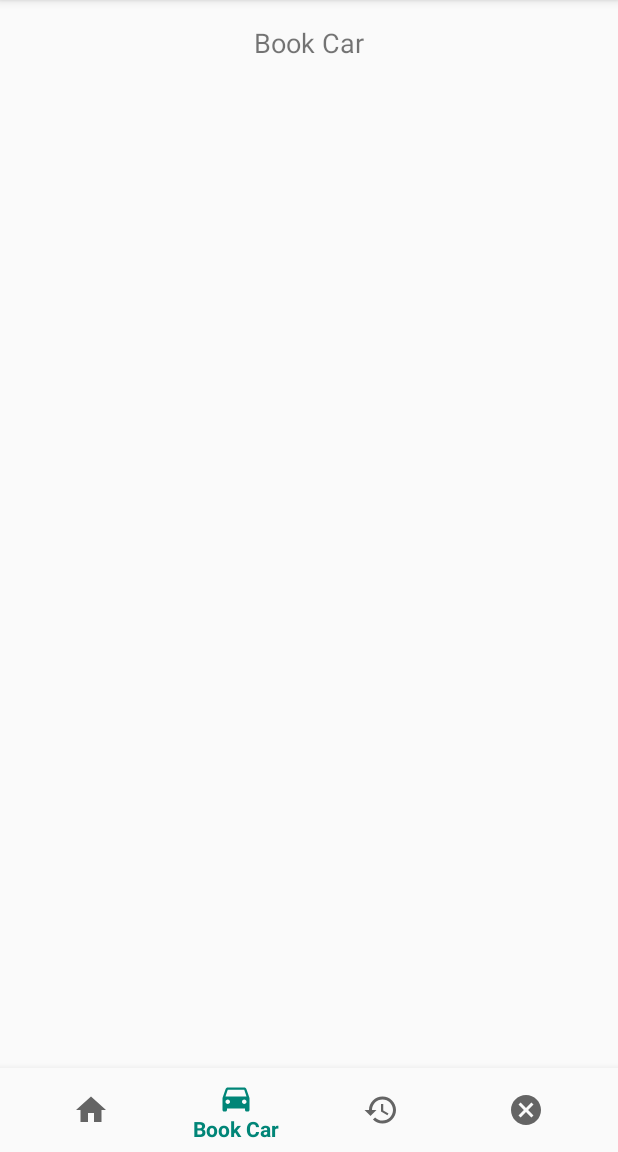
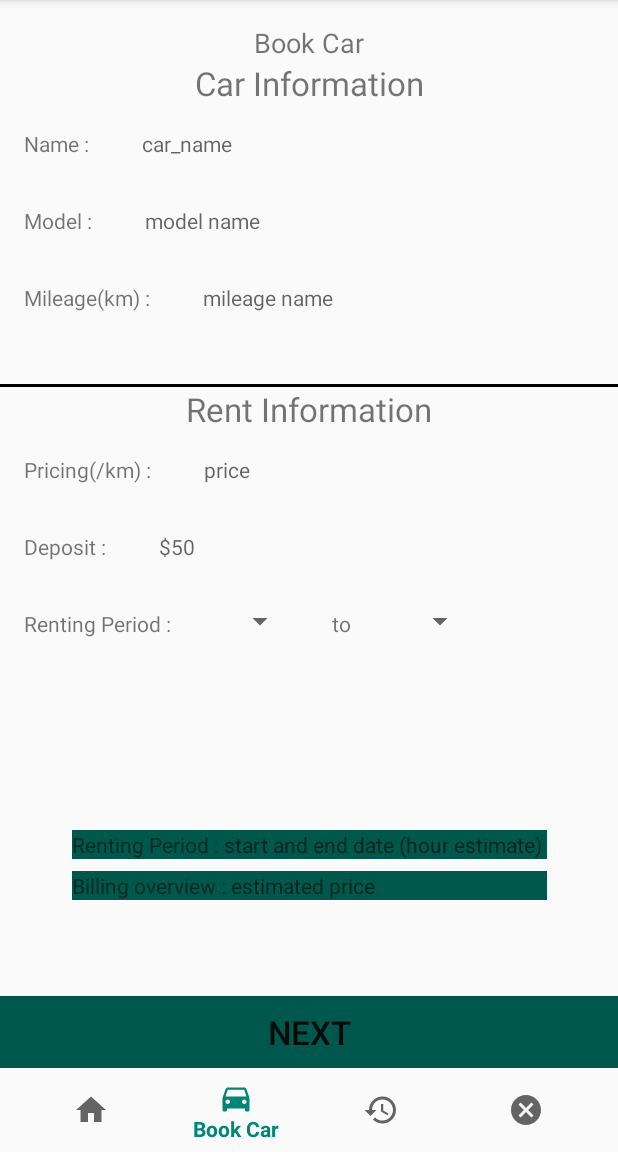
Before and after one commit to Tahyur/CarRental-Application, an Android app: the screen it shows after launch (MainActivity), item 2 of the bottom bar chosen, on a phone screen of 412 x 824 dp, the part 84-1236 px from its top. Run offline under Robolectric (Android 15) with nearby library versions, the phone set to English and light mode, and no system bars.

Commit message:
Book car fragment and payment fragment started

```diff
--- /dev/null
+++ b/app/src/main/java/com/example/tayor/karz/BookCarFragment.java
@@ -0,0 +1,123 @@
+package com.example.tayor.karz;
+
+import android.content.Context;
+import android.net.Uri;
+import android.os.Bundle;
+import android.support.v4.app.Fragment;
+import android.view.LayoutInflater;
+import android.view.View;
+import android.view.ViewGroup;
+import android.widget.Button;
+
+
+/**
+ * A simple {@link Fragment} subclass.
+ * Activities that contain this fragment must implement the
+ * {@link BookCarFragment.OnFragmentInteractionListener} interface
+ * to handle interaction events.
+ * Use the {@link BookCarFragment#newInstance} factory method to
+ * create an instance of this fragment.
+ */
+public class BookCarFragment extends Fragment {
+    private Button nextBtn;
+    // TODO: Rename parameter arguments, choose names that match
+    // the fragment initialization parameters, e.g. ARG_ITEM_NUMBER
+    private static final String ARG_PARAM1 = "param1";
+    private static final String ARG_PARAM2 = "param2";
+
+    // TODO: Rename and change types of parameters
+    private String mParam1;
+    private String mParam2;
+
+    private OnFragmentInteractionListener mListener;
+
+    public BookCarFragment() {
+        // Required empty public constructor
+    }
+
+    /**
+     * Use this factory method to create a new instance of
+     * this fragment using the provided parameters.
+     *
+     * @param param1 Parameter 1.
+     * @param param2 Parameter 2.
+     * @return A new instance of fragment BookCarFragment.
+     */
+    // TODO: Rename and change types and number of parameters
+    public static BookCarFragment newInstance(String param1, String param2) {
+        BookCarFragment fragment = new BookCarFragment();
+        Bundle args = new Bundle();
+        args.putString(ARG_PARAM1, param1);
+        args.putString(ARG_PARAM2, param2);
+        fragment.setArguments(args);
+        return fragment;
+    }
+
+    @Override
+    public void onCreate(Bundle savedInstanceState) {
+        super.onCreate(savedInstanceState);
+        if (getArguments() != null) {
+            mParam1 = getArguments().getString(ARG_PARAM1);
+            mParam2 = getArguments().getString(ARG_PARAM2);
+        }
+    }
+
+    @Override
+    public View onCreateView(LayoutInflater inflater, ViewGroup container,
+                             Bundle savedInstanceState) {
+        View view =  inflater.inflate(R.layout.fragment_book_car, container, false);
+        nextBtn = view.findViewById(R.id.next_btn);
+
+        nextBtn.setOnClickListener(new View.OnClickListener() {
+            @Override
+            public void onClick(View v) {
+                next();
+            }
+        });
+
+        return view;
+    }
+
+    void next(){
+        mListener.onFragmentInteraction();
+    }
+
+    // TODO: Rename method, update argument and hook method into UI event
+    public void onButtonPressed(Uri uri) {
+        if (mListener != null) {
+            mListener.onFragmentInteraction();
+        }
+    }
+
+    @Override
+    public void onAttach(Context context) {
+        super.onAttach(context);
+        if (context instanceof OnFragmentInteractionListener) {
+            mListener = (OnFragmentInteractionListener) context;
+        } else {
+            throw new RuntimeException(context.toString()
+                    + " must implement OnFragmentInteractionListener");
+        }
+    }
+
+    @Override
+    public void onDetach() {
+        super.onDetach();
+        mListener = null;
+    }
+
+    /**
+     * This interface must be implemented by activities that contain this
+     * fragment to allow an interaction in this fragment to be communicated
+     * to the activity and potentially other fragments contained in that
+     * activity.
+     * <p>
+     * See the Android Training lesson <a href=
+     * "http://developer.android.com/training/basics/fragments/communicating.html"
+     * >Communicating with Other Fragments</a> for more information.
+     */
+    public interface OnFragmentInteractionListener {
+        // TODO: Update argument type and name
+        void onFragmentInteraction();
+    }
+}
--- a/app/src/main/java/com/example/tayor/karz/MainActivity.java
+++ b/app/src/main/java/com/example/tayor/karz/MainActivity.java
@@ -1,5 +1,6 @@
 package com.example.tayor.karz;
 
+import android.net.Uri;
 import android.os.Bundle;
 import android.support.annotation.NonNull;
 import android.support.design.widget.BottomNavigationView;
@@ -12,7 +13,8 @@ import android.widget.Toast;
 
 import com.example.tayor.karz.Model.Car;
 
-public class MainActivity extends AppCompatActivity implements CarFragment.OnListFragmentInteractionListener {
+public class MainActivity extends AppCompatActivity implements
+        CarFragment.OnListFragmentInteractionListener,BookCarFragment.OnFragmentInteractionListener,PaymentFragment.OnPaymentFragmentInteractionListener {
 
     private TextView mTextMessage;
     private CardView cardView;
@@ -33,6 +35,7 @@ public class MainActivity extends AppCompatActivity implements CarFragment.OnLis
                 case R.id.book_car:
                     mTextMessage.setText(R.string.book_car);
                     removeFragment();
+                    bookCarFragment();
                     return true;
                 case R.id.history:
                     mTextMessage.setText(R.string.history);
@@ -50,6 +53,8 @@ public class MainActivity extends AppCompatActivity implements CarFragment.OnLis
     void removeFragment(){
         if(getSupportFragmentManager().findFragmentByTag("carfrag") != null)
              getSupportFragmentManager().beginTransaction().remove(getSupportFragmentManager().findFragmentByTag("carfrag")).commit();
+        if(getSupportFragmentManager().findFragmentByTag("bookcar") != null)
+            getSupportFragmentManager().beginTransaction().remove(getSupportFragmentManager().findFragmentByTag("bookcar")).commit();
     }
 
     void showFragment(){
@@ -61,17 +66,24 @@ public class MainActivity extends AppCompatActivity implements CarFragment.OnLis
 
     }
 
+    void bookCarFragment(){
+        BookCarFragment bookCarFragment = new BookCarFragment();
+        getSupportFragmentManager().beginTransaction().replace(R.id.frame,bookCarFragment,"bookcar").commit();
+
+    }
+
     @Override
     protected void onCreate(Bundle savedInstanceState) {
         super.onCreate(savedInstanceState);
         setContentView(R.layout.activity_main);
+       // frameLayout = findViewById(R.id.frame2);
 
         mTextMessage = (TextView) findViewById(R.id.message);
         BottomNavigationView navigation = (BottomNavigationView) findViewById(R.id.navigation);
         navigation.setOnNavigationItemSelectedListener(mOnNavigationItemSelectedListener);
 
         cardView = findViewById(R.id.card);
-        showFragment();
+        //showFragment();
 
 
     }
@@ -80,4 +92,15 @@ public class MainActivity extends AppCompatActivity implements CarFragment.OnLis
     public void onListFragmentInteraction(Car car) {
         Toast.makeText(this, car.getName(), Toast.LENGTH_SHORT).show();
     }
+
+    @Override
+    public void onFragmentInteraction() {
+        PaymentFragment paymentFragment = new PaymentFragment();
+        getSupportFragmentManager().beginTransaction().replace(R.id.frame,paymentFragment,"payment").commit();
+    }
+
+    @Override
+    public void onPaymentFragmentInteraction(Uri uri) {
+
+    }
 }
--- /dev/null
+++ b/app/src/main/java/com/example/tayor/karz/PaymentFragment.java
@@ -0,0 +1,108 @@
+package com.example.tayor.karz;
+
+import android.content.Context;
+import android.net.Uri;
+import android.os.Bundle;
+import android.support.v4.app.Fragment;
+import android.view.LayoutInflater;
+import android.view.View;
+import android.view.ViewGroup;
+
+
+/**
+ * A simple {@link Fragment} subclass.
+ * Activities that contain this fragment must implement the
+ * {@link PaymentFragment.OnPaymentFragmentInteractionListener} interface
+ * to handle interaction events.
+ * Use the {@link PaymentFragment#newInstance} factory method to
+ * create an instance of this fragment.
+ */
+public class PaymentFragment extends Fragment {
+    // TODO: Rename parameter arguments, choose names that match
+    // the fragment initialization parameters, e.g. ARG_ITEM_NUMBER
+    private static final String ARG_PARAM1 = "param1";
+    private static final String ARG_PARAM2 = "param2";
+
+    // TODO: Rename and change types of parameters
+    private String mParam1;
+    private String mParam2;
+
+    private OnPaymentFragmentInteractionListener mListener;
+
+    public PaymentFragment() {
+        // Required empty public constructor
+    }
+
+    /**
+     * Use this factory method to create a new instance of
+     * this fragment using the provided parameters.
+     *
+     * @param param1 Parameter 1.
+     * @param param2 Parameter 2.
+     * @return A new instance of fragment PaymentFragment.
+     */
+    // TODO: Rename and change types and number of parameters
+    public static PaymentFragment newInstance(String param1, String param2) {
+        PaymentFragment fragment = new PaymentFragment();
+        Bundle args = new Bundle();
+        args.putString(ARG_PARAM1, param1);
+        args.putString(ARG_PARAM2, param2);
+        fragment.setArguments(args);
+        return fragment;
+    }
+
+    @Override
+    public void onCreate(Bundle savedInstanceState) {
+        super.onCreate(savedInstanceState);
+        if (getArguments() != null) {
+            mParam1 = getArguments().getString(ARG_PARAM1);
+            mParam2 = getArguments().getString(ARG_PARAM2);
+        }
+    }
+
+    @Override
+    public View onCreateView(LayoutInflater inflater, ViewGroup container,
+                             Bundle savedInstanceState) {
+        // Inflate the layout for this fragment
+        return inflater.inflate(R.layout.fragment_payment, container, false);
+    }
+
+    // TODO: Rename method, update argument and hook method into UI event
+    public void onButtonPressed(Uri uri) {
+        if (mListener != null) {
+            mListener.onPaymentFragmentInteraction(uri);
+        }
+    }
+
+    @Override
+    public void onAttach(Context context) {
+        super.onAttach(context);
+        if (context instanceof OnPaymentFragmentInteractionListener) {
+            mListener = (OnPaymentFragmentInteractionListener) context;
+        } else {
+            throw new RuntimeException(context.toString()
+                    + " must implement OnFragmentInteractionListener");
+        }
+    }
+
+    @Override
+    public void onDetach() {
+        super.onDetach();
+        mListener = null;
+    }
+
+    /**
+     * This interface must be implemented by activities that contain this
+     * fragment to allow an interaction in this fragment to be communicated
+     * to the activity and potentially other fragments contained in that
+     * activity.
+     * <p>
+     * See the Android Training lesson <a href=
+     * "http://developer.android.com/training/basics/fragments/communicating.html"
+     * >Communicating with Other Fragments</a> for more information.
+     */
+    public interface OnPaymentFragmentInteractionListener {
+        // TODO: Update argument type and name
+        void onPaymentFragmentInteraction(Uri uri);
+    }
+}
--- a/app/src/main/res/layout/activity_main.xml
+++ b/app/src/main/res/layout/activity_main.xml
@@ -7,33 +7,28 @@
     android:layout_height="match_parent"
     tools:context=".MainActivity">
 
-    <LinearLayout
-        android:layout_width="match_parent"
-        android:layout_height="0dp"
-        android:orientation="vertical"
-        app:layout_constraintTop_toTopOf="parent"
-        app:layout_constraintBottom_toTopOf="@id/navigation">
-
-
     <TextView
         android:id="@+id/message"
         android:layout_width="match_parent"
         android:layout_height="wrap_content"
         android:layout_margin="@dimen/activity_vertical_margin"
+        android:gravity="center"
         android:text="@string/s_list_of_available_cars"
         android:textSize="18sp"
-            android:gravity="center"
         app:layout_constraintLeft_toLeftOf="parent"
         app:layout_constraintTop_toTopOf="parent" />
+
 
     <FrameLayout
         android:id="@+id/frame"
         android:layout_width="match_parent"
-            android:layout_height="wrap_content">
+        android:layout_height="0dp"
+        app:layout_constraintBottom_toTopOf="@id/navigation"
+        app:layout_constraintTop_toBottomOf="@id/message">
         <include layout="@layout/fragment_car_list" />
     </FrameLayout>
 
-    </LinearLayout>
+
 
     <android.support.design.widget.BottomNavigationView
         android:id="@+id/navigation"
--- /dev/null
+++ b/app/src/main/res/layout/fragment_book_car.xml
@@ -0,0 +1,219 @@
+<?xml version="1.0" encoding="utf-8"?>
+
+<FrameLayout xmlns:android="http://schemas.android.com/apk/res/android"
+    android:id="@+id/book_car_frame"
+    xmlns:app="http://schemas.android.com/apk/res-auto"
+    xmlns:tools="http://schemas.android.com/tools"
+    android:layout_width="match_parent"
+    android:layout_height="match_parent"
+    tools:context=".BookCarFragment">
+
+    <android.support.design.widget.CoordinatorLayout
+        android:layout_width="match_parent"
+        android:layout_height="match_parent">
+
+        <android.support.constraint.ConstraintLayout
+            android:layout_width="match_parent"
+            android:layout_height="match_parent">
+
+            <TextView
+                android:id="@+id/car_info_label"
+                style="@style/Label_header"
+                android:text="@string/car_information"
+                app:layout_constraintLeft_toLeftOf="parent"
+                app:layout_constraintRight_toRightOf="parent" />
+
+            <TextView
+                android:id="@+id/car_name_label"
+                style="@style/book_car_tv_style"
+                android:text="Name : "
+                app:layout_constraintTop_toBottomOf="@id/car_info_label" />
+
+            <TextView
+                android:id="@+id/car_name"
+                style="@style/book_car_tv_style"
+                android:hint="car_name"
+                app:layout_constraintLeft_toRightOf="@id/car_name_label"
+                app:layout_constraintTop_toBottomOf="@id/car_info_label" />
+
+            <TextView
+                android:id="@+id/car_model_label"
+                style="@style/book_car_tv_style"
+                android:text="Model : "
+                app:layout_constraintTop_toBottomOf="@id/car_name_label" />
+
+            <TextView
+                android:id="@+id/model_name"
+                style="@style/book_car_tv_style"
+                android:hint="model name"
+                app:layout_constraintLeft_toRightOf="@id/car_model_label"
+                app:layout_constraintTop_toBottomOf="@id/car_name_label" />
+
+            <TextView
+                android:id="@+id/car_mileage_label"
+                style="@style/book_car_tv_style"
+                android:text="Mileage(km) : "
+                app:layout_constraintTop_toBottomOf="@id/car_model_label" />
+
+            <TextView
+                android:id="@+id/mileage_name"
+                style="@style/book_car_tv_style"
+                android:hint="mileage name"
+                app:layout_constraintLeft_toRightOf="@id/car_mileage_label"
+                app:layout_constraintTop_toBottomOf="@id/car_model_label" />
+
+            <View
+                android:id="@+id/view"
+                android:layout_width="match_parent"
+                android:layout_height="2dp"
+                android:layout_marginTop="32dp"
+                android:background="@android:color/black"
+                app:layout_constraintTop_toBottomOf="@id/car_mileage_label" />
+
+
+            <TextView
+                android:id="@+id/rent_info_label"
+                style="@style/Label_header"
+                android:text="Rent Information"
+                app:layout_constraintLeft_toLeftOf="parent"
+                app:layout_constraintRight_toRightOf="parent"
+                app:layout_constraintTop_toBottomOf="@id/view" />
+
+            <TextView
+                android:id="@+id/per_km_label"
+                style="@style/book_car_tv_style"
+                android:text="Pricing(/km) : "
+                app:layout_constraintTop_toBottomOf="@id/rent_info_label" />
+
+            <TextView
+                android:id="@+id/per_km_charge"
+                style="@style/book_car_tv_style"
+                android:hint="price"
+                app:layout_constraintLeft_toRightOf="@id/per_km_label"
+                app:layout_constraintTop_toBottomOf="@id/rent_info_label" />
+
+            <TextView
+                android:id="@+id/fixed_deposit_label"
+                style="@style/book_car_tv_style"
+                android:text="Deposit : "
+                app:layout_constraintTop_toBottomOf="@id/per_km_label" />
+
+            <TextView
+                android:id="@+id/fixed_deposit_charge"
+                style="@style/book_car_tv_style"
+                android:hint="$50"
+                app:layout_constraintLeft_toRightOf="@id/fixed_deposit_label"
+                app:layout_constraintTop_toBottomOf="@id/per_km_label" />
+
+            <TextView
+                android:id="@+id/renting_period"
+                style="@style/book_car_tv_style"
+                android:text="Renting Period : "
+                app:layout_constraintTop_toBottomOf="@id/fixed_deposit_label" />
+
+            <Spinner
+                android:id="@+id/start_date_time"
+                android:layout_width="wrap_content"
+                android:layout_height="wrap_content"
+                android:layout_marginStart="16dp"
+                android:layout_marginTop="12dp"
+                android:paddingTop="16dp"
+                android:tooltipText="Start date"
+                app:layout_constraintLeft_toRightOf="@id/renting_period"
+                app:layout_constraintTop_toBottomOf="@id/fixed_deposit_label"/>
+
+            <TextView
+                android:id="@+id/to_label"
+                style="@style/book_car_tv_style"
+                android:layout_marginStart="8dp"
+                android:text="to "
+                app:layout_constraintLeft_toRightOf="@id/start_date_time"
+                app:layout_constraintTop_toBottomOf="@id/fixed_deposit_label" />
+
+            <Spinner
+                android:id="@+id/end_date_time"
+                android:layout_width="wrap_content"
+                android:layout_height="wrap_content"
+                android:layout_marginStart="16dp"
+                android:layout_marginTop="12dp"
+                android:paddingTop="16dp"
+                android:tooltipText="Start date"
+                app:layout_constraintLeft_toRightOf="@id/to_label"
+                app:layout_constraintTop_toBottomOf="@id/fixed_deposit_label">
+
+            </Spinner>
+
+            <LinearLayout
+                android:id="@+id/overview_info"
+                android:layout_width="wrap_content"
+                android:layout_height="wrap_content"
+                android:orientation="vertical"
+                app:layout_constraintBottom_toBottomOf="parent"
+                app:layout_constraintLeft_toLeftOf="parent"
+                app:layout_constraintRight_toRightOf="parent"
+                app:layout_constraintTop_toBottomOf="@id/renting_period">
+                <LinearLayout
+
+                    android:layout_width="match_parent"
+                    android:layout_height="wrap_content"
+                    android:background="@color/colorPrimaryDark"
+                    android:orientation="horizontal">
+
+                    <TextView
+                        android:layout_width="wrap_content"
+                        android:layout_height="wrap_content"
+                        android:text="Renting Period : " />
+
+                    <TextView
+                        android:layout_width="wrap_content"
+                        android:layout_height="wrap_content"
+                        android:hint="start and end date " />
+
+                    <TextView
+                        android:id="@+id/hour_estimate"
+                        android:layout_width="wrap_content"
+                        android:layout_height="wrap_content"
+                        android:gravity="end"
+                        android:hint="(hour estimate) " />
+
+                </LinearLayout>
+
+                <LinearLayout
+                    android:layout_width="match_parent"
+                    android:layout_height="wrap_content"
+                    android:layout_marginTop="8dp"
+                    android:background="@color/colorPrimaryDark"
+                    android:orientation="horizontal">
+
+                    <TextView
+                        android:layout_width="wrap_content"
+                        android:layout_height="wrap_content"
+                        android:text="Billing overview : " />
+
+                    <TextView
+                        android:id="@+id/estimate_price"
+                        android:layout_width="wrap_content"
+                        android:layout_height="wrap_content"
+                        android:hint="estimated price " />
+
+
+                </LinearLayout>
+
+            </LinearLayout>
+
+            <Button
+                android:id="@+id/next_btn"
+                android:layout_width="match_parent"
+                android:layout_height="wrap_content"
+                android:background="@color/colorPrimaryDark"
+                android:textSize="22sp"
+                app:layout_constraintBottom_toBottomOf="parent"
+                app:layout_constraintLeft_toLeftOf="parent"
+                app:layout_constraintRight_toRightOf="parent"
+                android:text="Next"/>
+        </android.support.constraint.ConstraintLayout>
+
+
+
+    </android.support.design.widget.CoordinatorLayout>
+   </FrameLayout>
--- a/app/src/main/res/layout/fragment_car.xml
+++ b/app/src/main/res/layout/fragment_car.xml
@@ -12,7 +12,7 @@
         android:layout_height="wrap_content"
         android:layout_margin="8dp"
         app:cardBackgroundColor="@color/colorPrimaryDark"
-        app:cardCornerRadius="6dp">
+        app:cardCornerRadius="13dp">
 
         <LinearLayout
             android:layout_width="match_parent"
--- /dev/null
+++ b/app/src/main/res/layout/fragment_payment.xml
@@ -0,0 +1,14 @@
+<?xml version="1.0" encoding="utf-8"?>
+<FrameLayout xmlns:android="http://schemas.android.com/apk/res/android"
+    xmlns:tools="http://schemas.android.com/tools"
+    android:layout_width="match_parent"
+    android:layout_height="match_parent"
+    tools:context=".PaymentFragment">
+
+    <TextView
+        android:layout_width="match_parent"
+        android:layout_height="match_parent"
+        android:textSize="22sp"
+        android:text="Payment" />
+
+</FrameLayout>
--- /dev/null
+++ b/app/src/main/res/menu/book_car_menu.xml
@@ -0,0 +1,9 @@
+<?xml version="1.0" encoding="utf-8"?>
+<menu xmlns:android="http://schemas.android.com/apk/res/android"
+    xmlns:app="http://schemas.android.com/apk/res-auto">
+    <item
+        android:id="@+id/next"
+        android:orderInCategory="300"
+        android:title="Next"
+        app:showAsAction="ifRoom" />
+</menu>
--- a/app/src/main/res/values/strings.xml
+++ b/app/src/main/res/values/strings.xml
@@ -7,4 +7,8 @@
     <string name="book_car">Book Car</string>
     <string name="history">History</string>
     <string name="currently_booked">Currently Booked</string>
+
+    <!-- TODO: Remove or change this placeholder text -->
+    <string name="hello_blank_fragment">Hello blank fragment</string>
+    <string name="car_information">Car Information</string>
 </resources>
--- a/app/src/main/res/values/styles.xml
+++ b/app/src/main/res/values/styles.xml
@@ -8,4 +8,16 @@
         <item name="colorAccent">@color/colorAccent</item>
     </style>
 
+    <style name="book_car_tv_style">
+        <item name="android:layout_width">wrap_content</item>
+        <item name="android:layout_height">wrap_content</item>
+        <item name="android:padding">@dimen/text_margin</item>
+    </style>
+
+    <style name="Label_header">
+        <item name="android:layout_width">wrap_content</item>
+        <item name="android:layout_height">wrap_content</item>
+        <item name="android:textSize">22sp</item>
+    </style>
+
 </resources>
```
Lines whose indentation alone changed are shown as unchanged.
